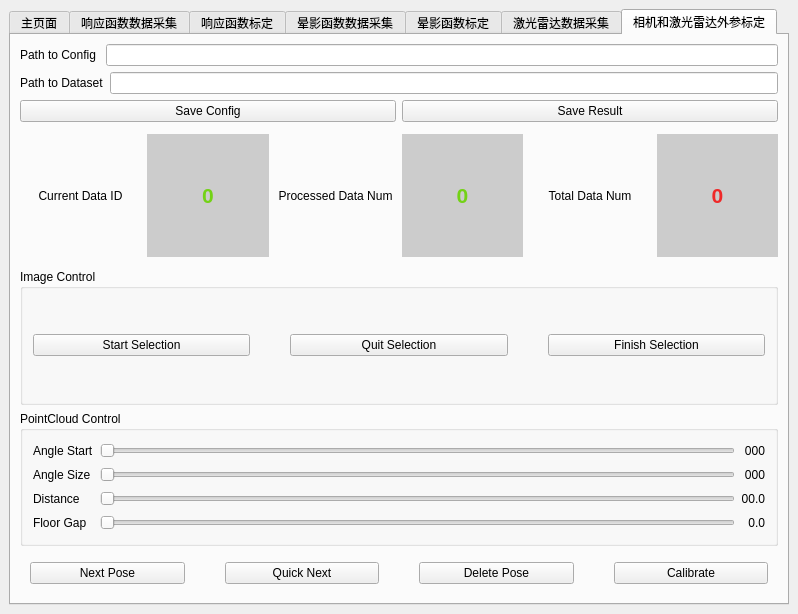
Before: the Qt Designer form src/mainwindow.ui in KangJialiang/Data-Platform, drawn with Qt 5.
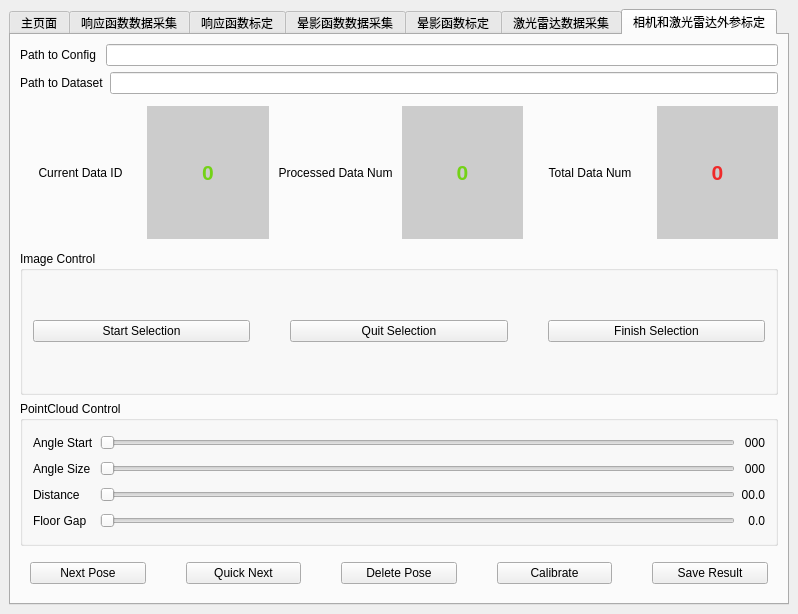
After: the same form once the commit is applied. The open tabs and pages were chosen to show the change.

The edit to the form file:
```diff
--- a/src/mainwindow.ui
+++ b/src/mainwindow.ui
@@ -24,7 +24,7 @@
        <bool>false</bool>
       </property>
       <property name="currentIndex">
-       <number>5</number>
+       <number>6</number>
       </property>
       <property name="tabBarAutoHide">
        <bool>false</bool>
@@ -1001,111 +1001,133 @@
         <string>相机和激光雷达外参标定</string>
        </attribute>
        <layout class="QGridLayout" name="gridLayout_6">
-        <item row="10" column="0">
-         <layout class="QHBoxLayout" name="horizontalLayout_9">
-          <property name="spacing">
-           <number>40</number>
-          </property>
-          <property name="leftMargin">
-           <number>10</number>
-          </property>
+        <item row="4" column="0">
+         <layout class="QHBoxLayout" name="horizontalLayout_7">
           <property name="topMargin">
-           <number>10</number>
-          </property>
-          <property name="rightMargin">
-           <number>10</number>
+           <number>6</number>
           </property>
           <property name="bottomMargin">
-           <number>10</number>
+           <number>6</number>
           </property>
           <item>
-           <widget class="QPushButton" name="next_pose">
+           <widget class="QLabel" name="current_data_id_label">
+            <property name="text">
+             <string>Current Data ID</string>
+            </property>
+            <property name="alignment">
+             <set>Qt::AlignCenter</set>
+            </property>
+           </widget>
+          </item>
+          <item>
+           <widget class="QLabel" name="current_data_id">
             <property name="enabled">
              <bool>true</bool>
             </property>
-            <property name="sizePolicy">
-             <sizepolicy hsizetype="Minimum" vsizetype="Fixed">
-              <horstretch>0</horstretch>
-              <verstretch>0</verstretch>
-             </sizepolicy>
+            <property name="font">
+             <font>
+              <pointsize>16</pointsize>
+              <weight>75</weight>
+              <bold>true</bold>
+             </font>
             </property>
+            <property name="styleSheet">
+             <string notr="true">QLabel{
+	color: rgb(115, 210, 22);
+	background-color: #ccc;
+}</string>
+            </property>
             <property name="text">
-             <string>Next Pose</string>
+             <string>0</string>
             </property>
+            <property name="alignment">
+             <set>Qt::AlignCenter</set>
+            </property>
            </widget>
           </item>
           <item>
-           <widget class="QPushButton" name="quick_next_pose">
-            <property name="sizePolicy">
-             <sizepolicy hsizetype="Minimum" vsizetype="Fixed">
-              <horstretch>0</horstretch>
-              <verstretch>0</verstretch>
-             </sizepolicy>
-            </property>
+           <widget class="QLabel" name="processed_data_num_label">
             <property name="text">
-             <string>Quick Next</string>
+             <string>Processed Data Num</string>
             </property>
+            <property name="alignment">
+             <set>Qt::AlignCenter</set>
+            </property>
            </widget>
           </item>
           <item>
-           <widget class="QPushButton" name="delete_pose">
-            <property name="enabled">
-             <bool>true</bool>
+           <widget class="QLabel" name="processed_data_num">
+            <property name="font">
+             <font>
+              <pointsize>16</pointsize>
+              <weight>75</weight>
+              <bold>true</bold>
+             </font>
             </property>
-            <property name="sizePolicy">
-             <sizepolicy hsizetype="Minimum" vsizetype="Fixed">
-              <horstretch>0</horstretch>
-              <verstretch>0</verstretch>
-             </sizepolicy>
+            <property name="styleSheet">
+             <string notr="true">QLabel{
+	color: rgb(115, 210, 22);
+	background-color: #ccc;
+}</string>
             </property>
             <property name="text">
-             <string>Delete Pose</string>
+             <string>0</string>
             </property>
+            <property name="alignment">
+             <set>Qt::AlignCenter</set>
+            </property>
            </widget>
           </item>
           <item>
-           <widget class="QPushButton" name="calibrate">
-            <property name="enabled">
-             <bool>true</bool>
+           <widget class="QLabel" name="total_data_num_label">
+            <property name="text">
+             <string>Total Data Num</string>
             </property>
-            <property name="sizePolicy">
-             <sizepolicy hsizetype="Minimum" vsizetype="Fixed">
-              <horstretch>0</horstretch>
-              <verstretch>0</verstretch>
-             </sizepolicy>
+            <property name="alignment">
+             <set>Qt::AlignCenter</set>
             </property>
-            <property name="minimumSize">
-             <size>
-              <width>0</width>
-              <height>0</height>
-             </size>
+           </widget>
+          </item>
+          <item>
+           <widget class="QLabel" name="total_data_num">
+            <property name="font">
+             <font>
+              <pointsize>16</pointsize>
+              <weight>75</weight>
+              <bold>true</bold>
+             </font>
             </property>
+            <property name="styleSheet">
+             <string notr="true">QLabel{
+color: rgb(239, 41, 41);
+	background-color: #ccc;
+}</string>
+            </property>
             <property name="text">
-             <string>Calibrate</string>
+             <string>0</string>
             </property>
+            <property name="alignment">
+             <set>Qt::AlignCenter</set>
+            </property>
            </widget>
           </item>
          </layout>
         </item>
-        <item row="2" column="0">
-         <layout class="QHBoxLayout" name="horizontalLayout">
+        <item row="1" column="0">
+         <layout class="QHBoxLayout" name="horizontalLayout_4">
           <item>
-           <widget class="QPushButton" name="Save_Config_Button">
+           <widget class="QLabel" name="pathToDatasetLabelP6">
             <property name="text">
-             <string>Save Config</string>
+             <string>Path to Dataset</string>
             </property>
            </widget>
           </item>
           <item>
-           <widget class="QPushButton" name="Save_Result_Button">
-            <property name="text">
-             <string>Save Result</string>
-            </property>
-           </widget>
+           <widget class="QLineEdit" name="datasetPathP6"/>
           </item>
          </layout>
         </item>
-        <item row="9" column="0">
+        <item row="8" column="0">
          <widget class="QGroupBox" name="pointcloud_group">
           <property name="title">
            <string>PointCloud Control</string>
@@ -1237,118 +1259,6 @@
           </layout>
          </widget>
         </item>
-        <item row="5" column="0">
-         <layout class="QHBoxLayout" name="horizontalLayout_7">
-          <property name="topMargin">
-           <number>6</number>
-          </property>
-          <property name="bottomMargin">
-           <number>6</number>
-          </property>
-          <item>
-           <widget class="QLabel" name="current_data_id_label">
-            <property name="text">
-             <string>Current Data ID</string>
-            </property>
-            <property name="alignment">
-             <set>Qt::AlignCenter</set>
-            </property>
-           </widget>
-          </item>
-          <item>
-           <widget class="QLabel" name="current_data_id">
-            <property name="enabled">
-             <bool>true</bool>
-            </property>
-            <property name="font">
-             <font>
-              <pointsize>16</pointsize>
-              <weight>75</weight>
-              <bold>true</bold>
-             </font>
-            </property>
-            <property name="styleSheet">
-             <string notr="true">QLabel{
-	color: rgb(115, 210, 22);
-	background-color: #ccc;
-}</string>
-            </property>
-            <property name="text">
-             <string>0</string>
-            </property>
-            <property name="alignment">
-             <set>Qt::AlignCenter</set>
-            </property>
-           </widget>
-          </item>
-          <item>
-           <widget class="QLabel" name="processed_data_num_label">
-            <property name="text">
-             <string>Processed Data Num</string>
-            </property>
-            <property name="alignment">
-             <set>Qt::AlignCenter</set>
-            </property>
-           </widget>
-          </item>
-          <item>
-           <widget class="QLabel" name="processed_data_num">
-            <property name="font">
-             <font>
-              <pointsize>16</pointsize>
-              <weight>75</weight>
-              <bold>true</bold>
-             </font>
-            </property>
-            <property name="styleSheet">
-             <string notr="true">QLabel{
-	color: rgb(115, 210, 22);
-	background-color: #ccc;
-}</string>
-            </property>
-            <property name="text">
-             <string>0</string>
-            </property>
-            <property name="alignment">
-             <set>Qt::AlignCenter</set>
-            </property>
-           </widget>
-          </item>
-          <item>
-           <widget class="QLabel" name="total_data_num_label">
-            <property name="text">
-             <string>Total Data Num</string>
-            </property>
-            <property name="alignment">
-             <set>Qt::AlignCenter</set>
-            </property>
-           </widget>
-          </item>
-          <item>
-           <widget class="QLabel" name="total_data_num">
-            <property name="font">
-             <font>
-              <pointsize>16</pointsize>
-              <weight>75</weight>
-              <bold>true</bold>
-             </font>
-            </property>
-            <property name="styleSheet">
-             <string notr="true">QLabel{
-color: rgb(239, 41, 41);
-	background-color: #ccc;
-}</string>
-            </property>
-            <property name="text">
-             <string>0</string>
-            </property>
-            <property name="alignment">
-             <set>Qt::AlignCenter</set>
-            </property>
-           </widget>
-          </item>
-         </layout>
-        </item>
         <item row="0" column="0">
          <layout class="QHBoxLayout" name="horizontalLayout_3">
           <item>
@@ -1363,7 +1273,100 @@
           </item>
          </layout>
         </item>
-        <item row="6" column="0">
+        <item row="9" column="0">
+         <layout class="QHBoxLayout" name="horizontalLayout_9">
+          <property name="spacing">
+           <number>40</number>
+          </property>
+          <property name="leftMargin">
+           <number>10</number>
+          </property>
+          <property name="topMargin">
+           <number>10</number>
+          </property>
+          <property name="rightMargin">
+           <number>10</number>
+          </property>
+          <property name="bottomMargin">
+           <number>10</number>
+          </property>
+          <item>
+           <widget class="QPushButton" name="next_pose">
+            <property name="enabled">
+             <bool>true</bool>
+            </property>
+            <property name="sizePolicy">
+             <sizepolicy hsizetype="Minimum" vsizetype="Fixed">
+              <horstretch>0</horstretch>
+              <verstretch>0</verstretch>
+             </sizepolicy>
+            </property>
+            <property name="text">
+             <string>Next Pose</string>
+            </property>
+           </widget>
+          </item>
+          <item>
+           <widget class="QPushButton" name="quick_next_pose">
+            <property name="sizePolicy">
+             <sizepolicy hsizetype="Minimum" vsizetype="Fixed">
+              <horstretch>0</horstretch>
+              <verstretch>0</verstretch>
+             </sizepolicy>
+            </property>
+            <property name="text">
+             <string>Quick Next</string>
+            </property>
+           </widget>
+          </item>
+          <item>
+           <widget class="QPushButton" name="delete_pose">
+            <property name="enabled">
+             <bool>true</bool>
+            </property>
+            <property name="sizePolicy">
+             <sizepolicy hsizetype="Minimum" vsizetype="Fixed">
+              <horstretch>0</horstretch>
+              <verstretch>0</verstretch>
+             </sizepolicy>
+            </property>
+            <property name="text">
+             <string>Delete Pose</string>
+            </property>
+           </widget>
+          </item>
+          <item>
+           <widget class="QPushButton" name="calibrate">
+            <property name="enabled">
+             <bool>true</bool>
+            </property>
+            <property name="sizePolicy">
+             <sizepolicy hsizetype="Minimum" vsizetype="Fixed">
+              <horstretch>0</horstretch>
+              <verstretch>0</verstretch>
+             </sizepolicy>
+            </property>
+            <property name="minimumSize">
+             <size>
+              <width>0</width>
+              <height>0</height>
+             </size>
+            </property>
+            <property name="text">
+             <string>Calibrate</string>
+            </property>
+           </widget>
+          </item>
+          <item>
+           <widget class="QPushButton" name="Save_Result_Button">
+            <property name="text">
+             <string>Save Result</string>
+            </property>
+           </widget>
+          </item>
+         </layout>
+        </item>
+        <item row="5" column="0">
          <widget class="QGroupBox" name="image_group">
           <property name="title">
            <string>Image Control</string>
@@ -1417,20 +1420,6 @@
           </layout>
          </widget>
         </item>
-        <item row="1" column="0">
-         <layout class="QHBoxLayout" name="horizontalLayout_4">
-          <item>
-           <widget class="QLabel" name="pathToDatasetLabelP6">
-            <property name="text">
-             <string>Path to Dataset</string>
-            </property>
-           </widget>
-          </item>
-          <item>
-           <widget class="QLineEdit" name="datasetPathP6"/>
-          </item>
-         </layout>
-        </item>
        </layout>
       </widget>
      </widget>
```
